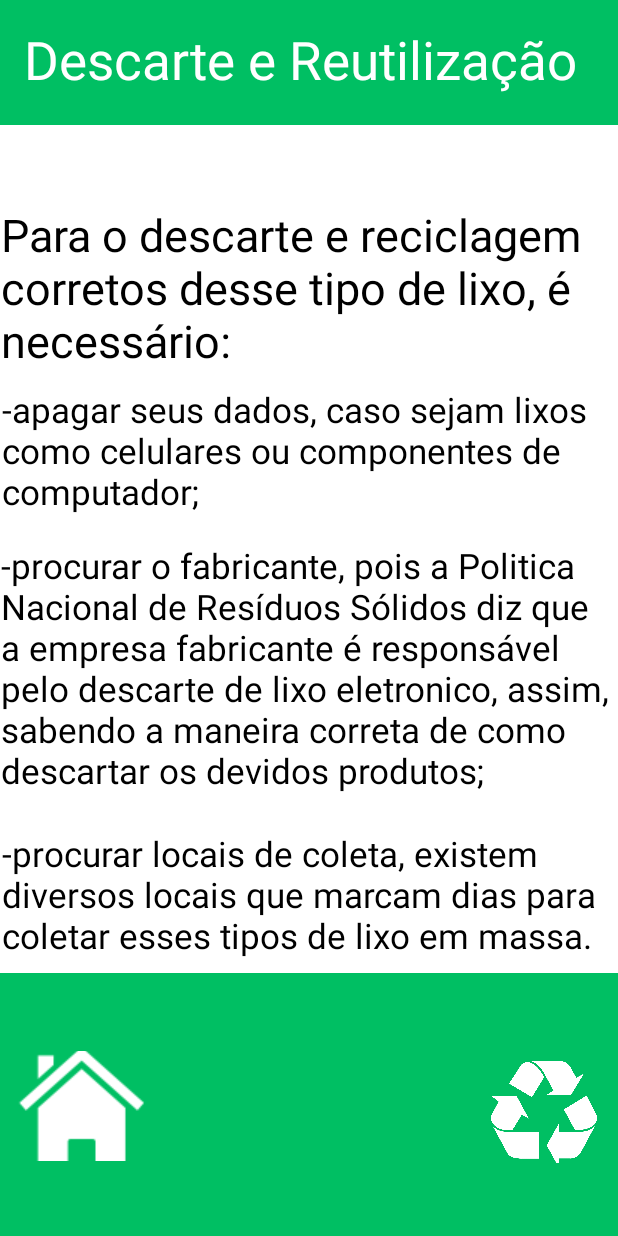
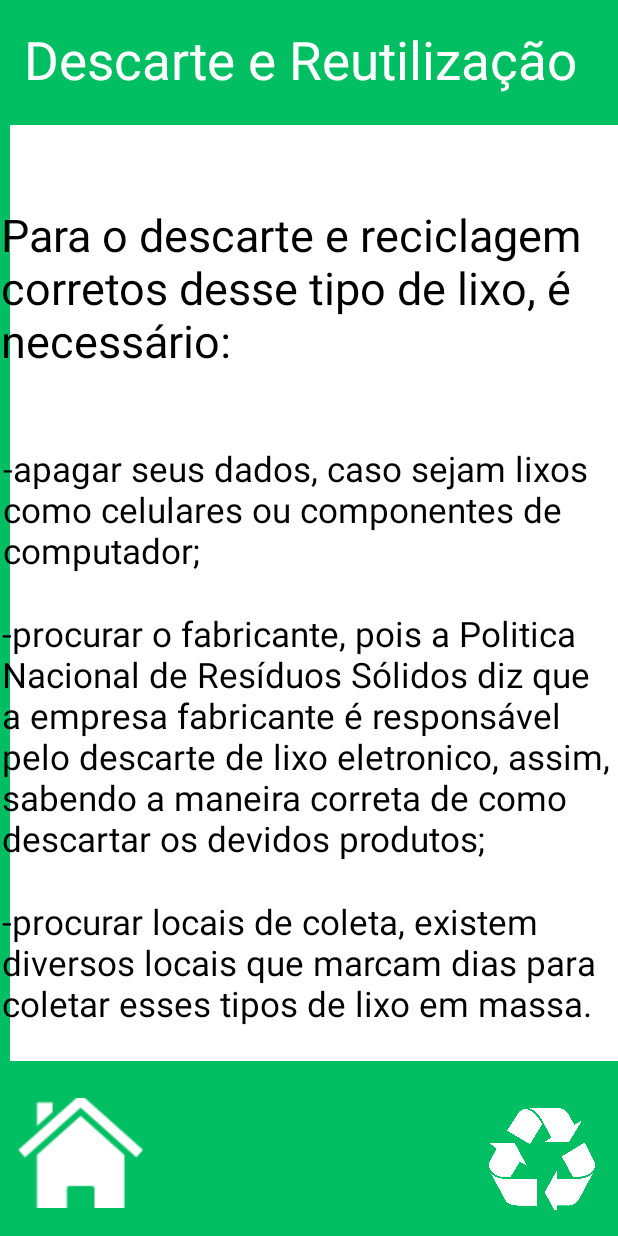
Before and after one commit to MilitaoMatheus/TechTrash_2.0, an Android app: the DescarteReutilizacao screen opened directly, with no data from a screen before it, on a phone screen of 412 x 824 dp. Run offline under Robolectric (Android 15) with nearby library versions, the phone set to English and light mode, and no system bars; Roboto replaces fonts that are not available here.

Commit message:
Configurando todas as telas para terem a mesma configuação.

```diff
--- a/app/src/main/res/layout/activity_descarte_reutilizacao.xml
+++ b/app/src/main/res/layout/activity_descarte_reutilizacao.xml
@@ -20,14 +20,16 @@
         android:onClick="voltar3"
         app:layout_constraintBottom_toBottomOf="parent"
         app:layout_constraintEnd_toEndOf="parent"
+        app:layout_constraintHorizontal_bias="0.0"
         app:layout_constraintStart_toStartOf="parent"
         app:layout_constraintTop_toTopOf="parent"
+        app:layout_constraintVertical_bias="0.842"
         app:srcCompat="@drawable/home" />
 
     <View
         android:id="@+id/teladescarte"
-        android:layout_width="415dp"
-        android:layout_height="565dp"
+        android:layout_width="405dp"
+        android:layout_height="624dp"
         android:layout_marginTop="83dp"
         android:layout_marginBottom="83dp"
         android:background="@color/white"
@@ -47,8 +49,10 @@
         android:layout_marginBottom="1dp"
         app:layout_constraintBottom_toBottomOf="parent"
         app:layout_constraintEnd_toEndOf="parent"
+        app:layout_constraintHorizontal_bias="1.0"
         app:layout_constraintStart_toStartOf="parent"
         app:layout_constraintTop_toTopOf="parent"
+        app:layout_constraintVertical_bias="0.842"
         app:srcCompat="@drawable/reciclagem1" />
 
     <TextView
@@ -95,8 +99,10 @@
         android:textSize="23sp"
         app:layout_constraintBottom_toBottomOf="parent"
         app:layout_constraintEnd_toEndOf="parent"
+        app:layout_constraintHorizontal_bias="0.0"
         app:layout_constraintStart_toStartOf="parent"
-        app:layout_constraintTop_toTopOf="parent" />
+        app:layout_constraintTop_toTopOf="parent"
+        app:layout_constraintVertical_bias="0.935" />
 
     <TextView
         android:id="@+id/txtdesc3"
@@ -110,8 +116,10 @@
         android:textSize="23sp"
         app:layout_constraintBottom_toBottomOf="parent"
         app:layout_constraintEnd_toEndOf="parent"
+        app:layout_constraintHorizontal_bias="0.0"
         app:layout_constraintStart_toStartOf="parent"
-        app:layout_constraintTop_toTopOf="parent" />
+        app:layout_constraintTop_toTopOf="parent"
+        app:layout_constraintVertical_bias="1.0" />
 
     <TextView
         android:id="@+id/txtdesc4"
@@ -126,5 +134,6 @@
         app:layout_constraintBottom_toBottomOf="parent"
         app:layout_constraintEnd_toEndOf="parent"
         app:layout_constraintStart_toStartOf="parent"
-        app:layout_constraintTop_toTopOf="parent" />
+        app:layout_constraintTop_toTopOf="parent"
+        app:layout_constraintVertical_bias="1.0" />
 </androidx.constraintlayout.widget.ConstraintLayout>
--- a/app/src/main/res/layout/activity_tela_menu.xml
+++ b/app/src/main/res/layout/activity_tela_menu.xml
@@ -19,8 +19,8 @@
 
     <View
         android:id="@+id/telamenu"
-        android:layout_width="415dp"
-        android:layout_height="565dp"
+        android:layout_width="406dp"
+        android:layout_height="605dp"
         android:layout_marginTop="89dp"
         android:layout_marginBottom="76dp"
         android:background="@color/white"
@@ -60,7 +60,7 @@
         app:layout_constraintHorizontal_bias="1.0"
         app:layout_constraintStart_toStartOf="parent"
         app:layout_constraintTop_toTopOf="parent"
-        app:layout_constraintVertical_bias="0.059"
+        app:layout_constraintVertical_bias="0.761"
         app:srcCompat="@drawable/reciclagem1" />
 
     <Button
```
Also changed, not shown: app/src/main/res/layout/activity_como_impac.xml (+9 -9 lines), app/src/main/res/layout/activity_tela_onde_imapc.xml (+10 -6 lines), app/src/main/res/layout/activity_tela_oque.xml (+10 -6 lines).
